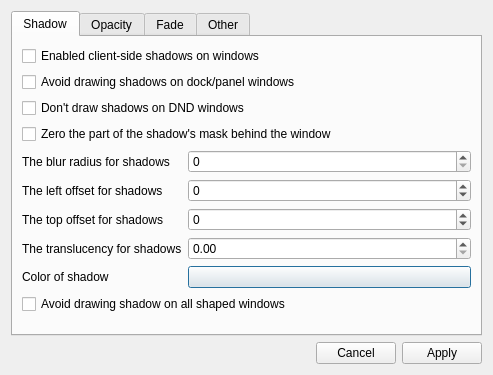
lxqt/compton-conf, file maindialog.ui: the form before one commit.
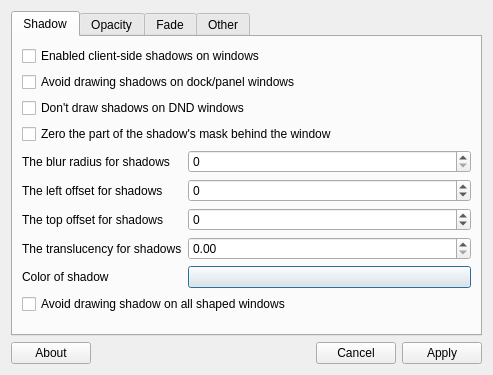
The form after the commit.

Commit message: Add a basic about dialog. Try to load translation files.

```diff
--- a/maindialog.ui
+++ b/maindialog.ui
@@ -368,6 +368,15 @@
     </widget>
    </item>
    <item>
+    <layout class="QHBoxLayout" name="horizontalLayout">
+     <item>
+      <widget class="QPushButton" name="aboutButton">
+       <property name="text">
+        <string>About</string>
+       </property>
+      </widget>
+     </item>
+     <item>
     <widget class="QDialogButtonBox" name="buttonBox">
      <property name="orientation">
       <enum>Qt::Horizontal</enum>
@@ -376,6 +385,8 @@
       <set>QDialogButtonBox::Apply|QDialogButtonBox::Cancel</set>
      </property>
     </widget>
+     </item>
+    </layout>
    </item>
   </layout>
  </widget>
```
Lines whose indentation alone changed are shown as unchanged. The commit also changes 3 other files.
